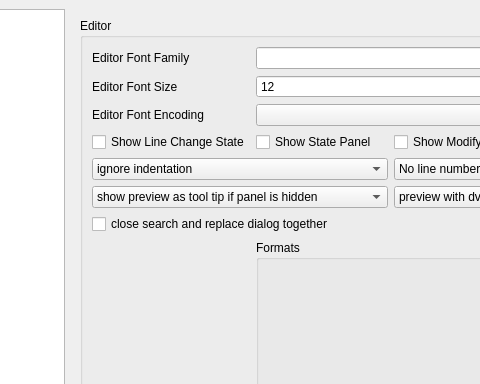
First picture: the form in configdialog.ui, repository svn2github/texstudio-trunk, before the edit; both pictures show x 114 to 594 and y 0 to 384 of the 945 by 626 pixel window.
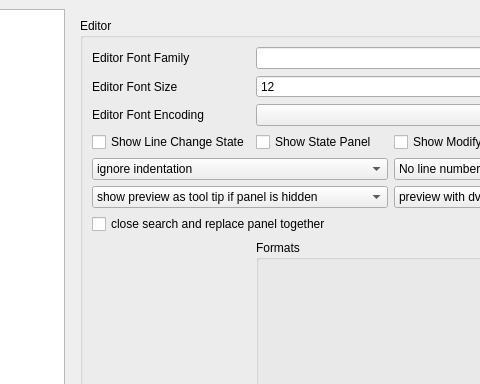
Second picture: the form after the edit. The open tabs and pages were chosen to show the change. Icons and pictures are not drawn.

Diff of the .ui file:
```diff
--- a/configdialog.ui
+++ b/configdialog.ui
@@ -1004,7 +1004,7 @@
           <item row="7" column="0" colspan="2">
            <widget class="QCheckBox" name="checkBoxCloseSearchReplaceTogether">
             <property name="text">
-             <string>close search and replace dialog together</string>
+             <string>close search and replace panel together</string>
             </property>
             <property name="advancedOption" stdset="0">
              <bool>true</bool>
```
Left out of the diff: 2 changed lines with no effect on the pictures.
